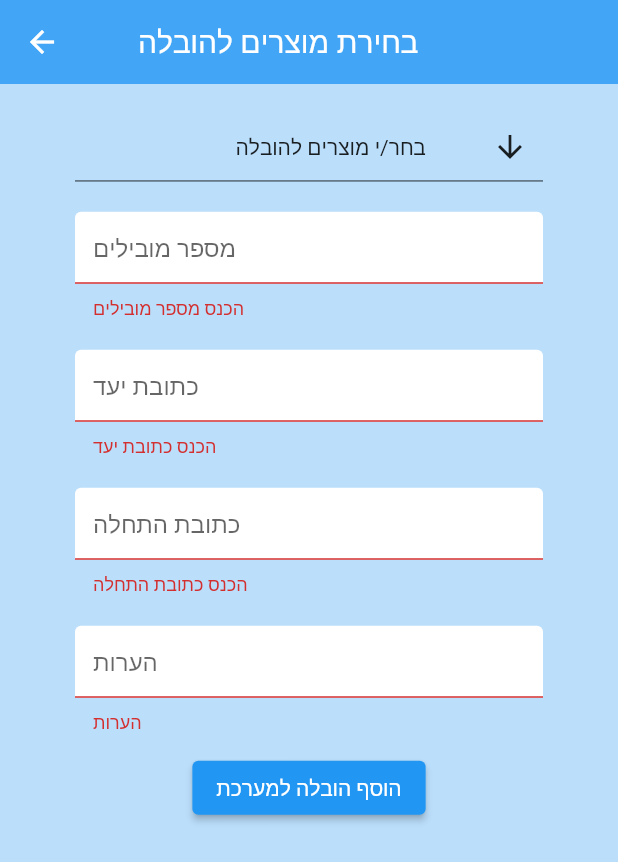
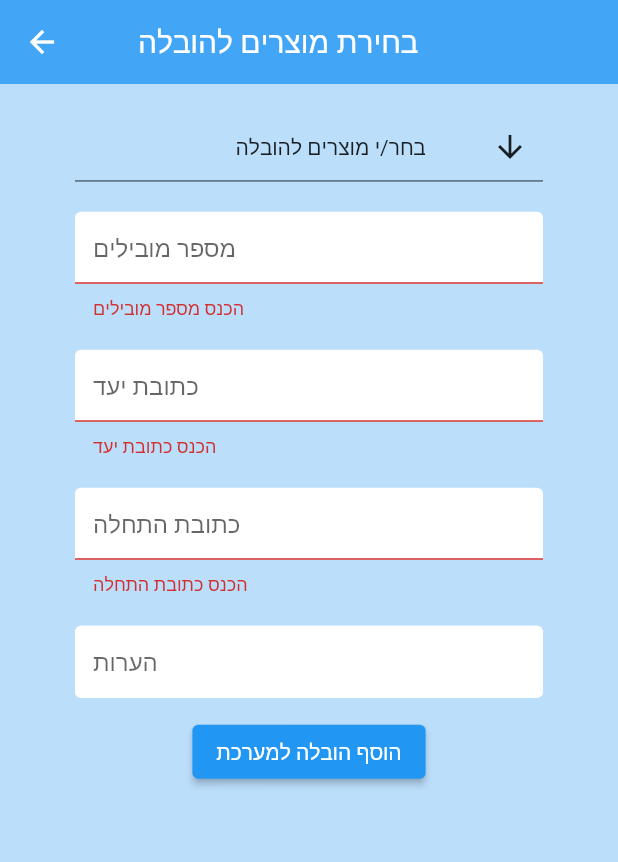
Before and after one commit to OmriColberg/GivitApp, a Flutter app: the AddTransportPage screen opened directly with empty values, after a tap on "הוסף הובלה למערכת", on a phone screen of 412 x 824 dp. Shown: the top 862 px of the screen. Run offline on Flutter 3.47's test engine with Material 2 defaults, Android fonts, the light colour scheme and no system bars; drawn by our look-alikes of multi_select_flutter; our stand-ins replace cloud_firestore, firebase_auth, firebase_core, flutter_spinkit, get_it; accounts and stored records are empty.

Commit message:
working changes

```diff
--- a/lib/admin_feature/presentation/pages/add_transport_page.dart
+++ b/lib/admin_feature/presentation/pages/add_transport_page.dart
@@ -19,6 +19,7 @@ class AddTransportPage extends StatefulWidget {
 
 class _AddTransportPageState extends State<AddTransportPage> {
   final _formKey = GlobalKey<FormState>();
+  String error = '';
 
   int totalNumOfCarriers = 0;
   String destinationAddress = '';
@@ -93,7 +94,6 @@ class _AddTransportPageState extends State<AddTransportPage> {
                   SizedBox(height: 20.0),
                   TextFormField(
                     decoration: textInputDecoration.copyWith(hintText: 'הערות'),
-                    validator: (val) => val!.isEmpty ? 'הערות' : null,
                     onChanged: (val) {
                       setState(() => notes = val);
                     },
@@ -106,6 +106,7 @@ class _AddTransportPageState extends State<AddTransportPage> {
                     ),
                     onPressed: () async {
                       if (_formKey.currentState!.validate()) {
+                        if (products.isNotEmpty) {
                           db
                               .addTransport(
                             products: products,
@@ -132,9 +133,17 @@ class _AddTransportPageState extends State<AddTransportPage> {
                                   }))
                               .onError((error, stackTrace) =>
                                   print("קרתה תקלה, נסה שוב ($error)"));
+                        } else {
+                          error = 'ההובלה חייבת לכלול לפחות מוצר 1';
+                        }
                       }
                     },
                   ),
+                  SizedBox(height: 12.0),
+                  Text(
+                    error,
+                    style: TextStyle(color: Colors.red, fontSize: 14.0),
+                  )
                 ],
               ),
             ),
--- a/lib/core/shared/assign_card.dart
+++ b/lib/core/shared/assign_card.dart
@@ -11,7 +11,7 @@ class DeliveryAssign extends StatelessWidget {
   final String body;
   final bool isProduct;
   final bool isMain;
-  final dynamic contant;
+  var contant;
   final List<String> contantList;
   final Size size;
   DeliveryAssign({
@@ -35,7 +35,7 @@ class DeliveryAssign extends StatelessWidget {
           side: BorderSide(color: Colors.black),
           borderRadius: BorderRadius.circular(4),
         ),
-        color: isProduct ? Colors.lightGreen[300] : Colors.deepPurple[200],
+        color: isProduct ? Colors.grey[300] : Colors.deepPurple[200],
         child: Column(
           mainAxisAlignment: MainAxisAlignment.center,
           children: <Widget>[
--- a/lib/main_page_feature/presentation/pages/main_page.dart
+++ b/lib/main_page_feature/presentation/pages/main_page.dart
@@ -26,6 +26,7 @@ class _MainPageState extends State<MainPage> {
       stream: db.userData,
       builder: (context, snapshotGivitUser) {
         if (!snapshotGivitUser.hasData) {
+          print('givit user');
           return Loading();
         }
 
--- a/lib/profile_page_feature/presentation/pages/product_found_form.dart
+++ b/lib/profile_page_feature/presentation/pages/product_found_form.dart
@@ -168,8 +168,8 @@ class _ProductFoundFormState extends State<ProductFoundForm> {
                                 'Length': length,
                                 'Width': width,
                                 'Notes': notes,
-                                'Status Of Product':
-                                    status.toString().split('.')[1],
+                                'Status Of Product': 'waitingToBeDelivered',
+                                //status.toString().split('.')[1],
                               }).then((_result) {
                                 showDialogHelper(
                                     "תודה על מציאת המוצר!\nפרטי המוצר עודכנו, ממתין לשיבוץ הובלה",
```
Lines whose indentation alone changed are shown as unchanged.
